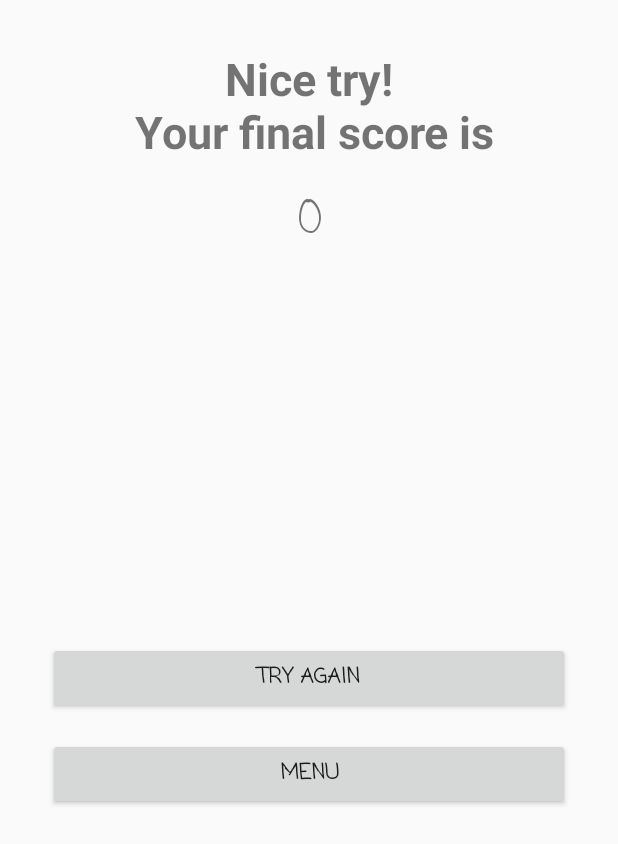
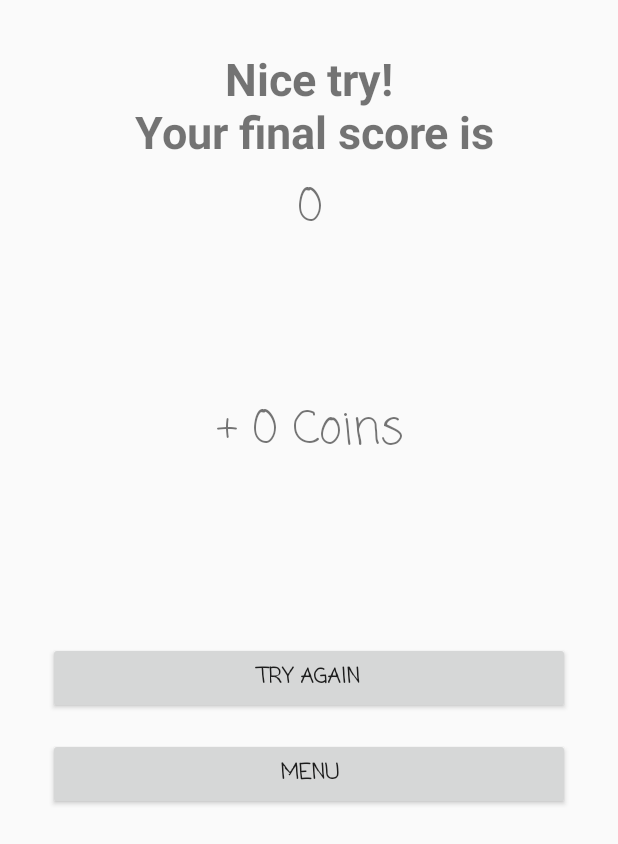
Before and after one commit to cekane/MemorizeColorGame, an Android app: the EndGame screen opened directly, with no data from a screen before it, on a phone screen of 412 x 824 dp. Shown: the top 844 px of the screen. Run offline under Robolectric (Android 15) with nearby library versions, the phone set to English and light mode, and no system bars; our stand-ins replace Room's generated code, RxJava; 1 statement that could not run was skipped.

Commit message:
*Coins are now rewarded and stored

```diff
--- a/app/src/main/java/com/example/ckane/colorsorting/android/activity/DifficultyPickerActivity.kt
+++ b/app/src/main/java/com/example/ckane/colorsorting/android/activity/DifficultyPickerActivity.kt
@@ -6,7 +6,7 @@ import android.os.Bundle
 import android.widget.Button
 import com.example.ckane.colorsorting.R
 import com.example.ckane.colorsorting.android.activity.levels.ChallengeMode
-
+//Todo: Make difficulty an enum
 class DifficultyPickerActivity : AppCompatActivity() {
 
     override fun onCreate(savedInstanceState: Bundle?) {
--- a/app/src/main/java/com/example/ckane/colorsorting/android/activity/EndGame.kt
+++ b/app/src/main/java/com/example/ckane/colorsorting/android/activity/EndGame.kt
@@ -1,6 +1,7 @@
 package com.example.ckane.colorsorting.android.activity
 
 import android.content.Intent
+import android.content.SharedPreferences
 import android.support.v7.app.AppCompatActivity
 import android.os.Bundle
 import android.widget.Button
@@ -11,23 +12,42 @@ import com.example.ckane.colorsorting.cache.AppDatabase
 import com.example.ckane.colorsorting.presentation.EndGamePresenter
 import com.example.ckane.colorsorting.presentation.impl.EndGamePresenterImpl
 import com.example.ckane.colorsorting.repository.LocalStorage
+import com.example.ckane.colorsorting.repository.UserInfoRepository
 import com.example.ckane.colorsorting.repository.impl.LocalStorageImpl
+import com.example.ckane.colorsorting.repository.impl.UserInfoRepositoryImpl
 
 
 class EndGame : AppCompatActivity() {
 
+    private val sharedPref: SharedPreferences by lazy {
+        this.getSharedPreferences("Data_file", android.content.Context.MODE_PRIVATE)
+    }
+    private val repository: LocalStorage by lazy {
+        LocalStorageImpl(sharedPref)
+    }
+    val db : AppDatabase by lazy{
+        AppDatabase.getInstance(this)
+    }
+    val userInfoRepository : UserInfoRepository by lazy{
+        UserInfoRepositoryImpl(db)
+    }
+    val presenter: EndGamePresenter by lazy {
+        EndGamePresenterImpl(repository, userInfoRepository)
+    }
     override fun onCreate(savedInstanceState: Bundle?) {
         super.onCreate(savedInstanceState)
         setContentView(R.layout.end_game_activity)
 
         val score = intent.getIntExtra("FINAL_SCORE", 0)
         val mode = intent.getStringExtra("GAME_MODE")
-        val sharedPref = this.getSharedPreferences("Data_file", android.content.Context.MODE_PRIVATE)
-        val repository : LocalStorage = LocalStorageImpl(sharedPref)
-        val presenter : EndGamePresenter = EndGamePresenterImpl(repository)
+        val coins = presenter.determineCoins(score, mode)
 
+        presenter.updateCoins(presenter.getUserName(), coins)
         presenter.updateHighScore(mode, score)
         presenter.updateHighScoreDatabase(score, AppDatabase.getInstance(this))
+
+        val coinsTextView = findViewById<TextView>(R.id.coins)
+        coinsTextView.text = resources.getString(R.string.end_game_coins, coins.toString())
 
         val scoreTextView = findViewById<TextView>(R.id.score)
         scoreTextView.text = score.toString()
--- a/app/src/main/java/com/example/ckane/colorsorting/cache/dao/UserInfoDao.kt
+++ b/app/src/main/java/com/example/ckane/colorsorting/cache/dao/UserInfoDao.kt
@@ -3,6 +3,7 @@ package com.example.ckane.colorsorting.cache.dao
 import android.arch.persistence.room.Dao
 import android.arch.persistence.room.Insert
 import android.arch.persistence.room.Query
+import android.arch.persistence.room.Update
 import com.example.ckane.colorsorting.cache.entity.UserInfo
 
 @Dao
@@ -12,4 +13,7 @@ interface UserInfoDao {
 
     @Insert
     fun insertNewUser(userInfo : UserInfo)
+
+    @Query("UPDATE user_info SET money = :coins WHERE userName = :userName")
+    fun updateCoins(userName : String, coins : Int)
 }
--- a/app/src/main/java/com/example/ckane/colorsorting/presentation/EndGamePresenter.kt
+++ b/app/src/main/java/com/example/ckane/colorsorting/presentation/EndGamePresenter.kt
@@ -5,4 +5,7 @@ import com.example.ckane.colorsorting.cache.AppDatabase
 interface EndGamePresenter {
     fun updateHighScore(mode : String, score : Int)
     fun updateHighScoreDatabase(score: Int, appDatabase : AppDatabase)
+    fun determineCoins(score: Int, mode: String): Int
+    fun updateCoins(userName: String, coins: Int)
+    fun getUserName(): String
 }
--- a/app/src/main/java/com/example/ckane/colorsorting/presentation/impl/EndGamePresenterImpl.kt
+++ b/app/src/main/java/com/example/ckane/colorsorting/presentation/impl/EndGamePresenterImpl.kt
@@ -6,15 +6,16 @@ import com.example.ckane.colorsorting.cache.entity.HighScore
 import com.example.ckane.colorsorting.presentation.EndGamePresenter
 import com.example.ckane.colorsorting.repository.LocalStorage
 import com.example.ckane.colorsorting.repository.ScoreRepository
+import com.example.ckane.colorsorting.repository.UserInfoRepository
 import com.example.ckane.colorsorting.repository.impl.ScoreRepositoryImpl
 import io.reactivex.Scheduler
 import io.reactivex.Single
 import io.reactivex.schedulers.Schedulers
 
-class EndGamePresenterImpl(private val repository: LocalStorage) : EndGamePresenter {
+class EndGamePresenterImpl(private val repository: LocalStorage, private val userInfoRepository : UserInfoRepository) : EndGamePresenter {
     private val scheduler: Scheduler = Schedulers.io()
 
-    override fun updateHighScore(mode : String, score: Int) {
+    override fun updateHighScore(mode: String, score: Int) {
         if (score > repository.getLocalHighScore(mode)) {
             repository.insertLocalHighScore(mode, score)
         }
@@ -36,4 +37,29 @@ class EndGamePresenterImpl(private val repository: LocalStorage) : EndGamePresen
                             })
                 }
     }
+
+    override fun determineCoins(score: Int, mode: String): Int {
+        when (mode) {
+            "CHALLENGE_MODE"  -> {
+                return (score/5) * 3
+            }
+            "CLASSIC_MODE_EASY" -> {
+                return (score/5) * 1
+            }
+            "CLASSIC_MODE_HARD" -> {
+                return (score/5) * 2
+            }
+        }
+        return 0
+    }
+
+    override fun updateCoins(userName: String, coins: Int) {
+        userInfoRepository.updateUserCoins(userName, coins).subscribeOn(Schedulers.io()).subscribe({
+            Log.v("[UserInfo]", "Added $coins to $userName")
+        })
+
+    }
+
+    override fun getUserName(): String = repository.getLocalUsername()
+
 }
--- a/app/src/main/java/com/example/ckane/colorsorting/repository/UserInfoRepository.kt
+++ b/app/src/main/java/com/example/ckane/colorsorting/repository/UserInfoRepository.kt
@@ -7,4 +7,5 @@ import io.reactivex.Single
 interface UserInfoRepository {
     fun getUserInfo(userName: String): Single<UserInfo>
     fun insertNewUser(userInfo: UserInfo): Completable
+    fun updateUserCoins(userName: String, coins: Int): Completable
 }
--- a/app/src/main/java/com/example/ckane/colorsorting/repository/impl/UserInfoRepositoryImpl.kt
+++ b/app/src/main/java/com/example/ckane/colorsorting/repository/impl/UserInfoRepositoryImpl.kt
@@ -18,4 +18,9 @@ class UserInfoRepositoryImpl(db: AppDatabase) : UserInfoRepository {
         dao.insertNewUser(userInfo)
         it.onComplete()
     }
+
+    override fun updateUserCoins(userName: String, coins: Int) : Completable = Completable.create {
+        dao.updateCoins(userName, coins)
+        it.onComplete()
+    }
 }
--- a/app/src/main/res/layout/end_game_activity.xml
+++ b/app/src/main/res/layout/end_game_activity.xml
@@ -5,6 +5,23 @@
     android:layout_width="match_parent"
     android:layout_height="match_parent"
     tools:context=".android.activity.EndGame">
+
+    <TextView
+        android:id="@+id/coins"
+        android:layout_width="wrap_content"
+        android:layout_height="wrap_content"
+        android:layout_marginBottom="8dp"
+        android:layout_marginEnd="8dp"
+        android:layout_marginStart="8dp"
+        android:layout_marginTop="8dp"
+        android:fontFamily="casual"
+        android:text="@string/end_game_coins"
+        android:textSize="30sp"
+        app:layout_constraintBottom_toTopOf="@+id/guideline2"
+        app:layout_constraintEnd_toEndOf="parent"
+        app:layout_constraintHorizontal_bias="0.501"
+        app:layout_constraintStart_toStartOf="parent"
+        app:layout_constraintTop_toBottomOf="@+id/score" />
 
     <TextView
         android:id="@+id/textView2"
@@ -59,15 +76,13 @@
     <TextView
         android:id="@+id/score"
         android:layout_width="wrap_content"
-        android:layout_height="0dp"
-        android:layout_marginBottom="16dp"
+        android:layout_height="wrap_content"
         android:layout_marginEnd="8dp"
         android:layout_marginStart="8dp"
         android:layout_marginTop="8dp"
         android:fontFamily="casual"
         android:text="@string/_0"
         android:textSize="30sp"
-        app:layout_constraintBottom_toTopOf="@+id/guideline2"
         app:layout_constraintEnd_toEndOf="parent"
         app:layout_constraintHorizontal_bias="0.501"
         app:layout_constraintStart_toStartOf="parent"
--- a/app/src/main/res/layout/menu_activity.xml
+++ b/app/src/main/res/layout/menu_activity.xml
@@ -144,5 +144,5 @@
         app:layout_constraintTop_toTopOf="parent"
         app:layout_constraintVertical_bias="0.25"
         app:srcCompat="@drawable/color_flash_title"
-        android:contentDescription="@string/applicatin_name" />
+        android:contentDescription="@string/application_name" />
 </android.support.constraint.ConstraintLayout>
--- a/app/src/main/res/values/strings.xml
+++ b/app/src/main/res/values/strings.xml
@@ -4,6 +4,7 @@
     <string name="color_to_chose">Click Start to Begin</string>
     <string name="card_image">card image</string>
     <string name="_0">0</string>
+    <string name="end_game_coins">+ %1$s Coins</string>
     <string name="title_activity_menu">MenuActivity</string>
     <string name="start">Start</string>
     <string name="color_flash">Color Flash</string>
@@ -19,7 +20,7 @@
     <string name="friendly_message">Nice job genius</string>
     <string name="saved_user_name">SAVED_USER_NAME</string>
     <string name="logo">logo</string>
-    <string name="applicatin_name">applicatin name</string>
+    <string name="application_name">application name</string>
     <string name="current_score">Score :</string>
     <string name="high_score_text">High \nScore :</string>
     <string name="local_high_score">local_high_score</string>
```
